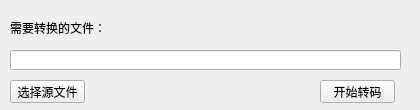
This is TmsRecorder/tmsrecorder.ui in LiRocky/TmsRecorder as Qt 5 draws it before an edit. The edited form follows.
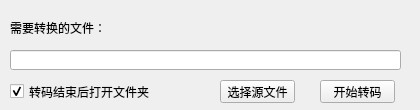
This is the edited form.

Diff of the .ui file:
```diff
--- a/TmsRecorder/tmsrecorder.ui
+++ b/TmsRecorder/tmsrecorder.ui
@@ -40,7 +40,7 @@
      <widget class="QPushButton" name="btn_selSource">
       <property name="geometry">
        <rect>
-        <x>10</x>
+        <x>220</x>
         <y>80</y>
         <width>75</width>
         <height>23</height>
@@ -76,6 +76,22 @@
        <string>需要转换的文件：</string>
       </property>
      </widget>
+     <widget class="QCheckBox" name="checkBox_openFolder">
+      <property name="geometry">
+       <rect>
+        <x>10</x>
+        <y>80</y>
+        <width>171</width>
+        <height>23</height>
+       </rect>
+      </property>
+      <property name="text">
+       <string>转码结束后打开文件夹</string>
+      </property>
+      <property name="checked">
+       <bool>true</bool>
+      </property>
+     </widget>
     </widget>
     <widget class="QWidget" name="page_2">
      <widget class="QProgressBar" name="progressBar_3">
```
